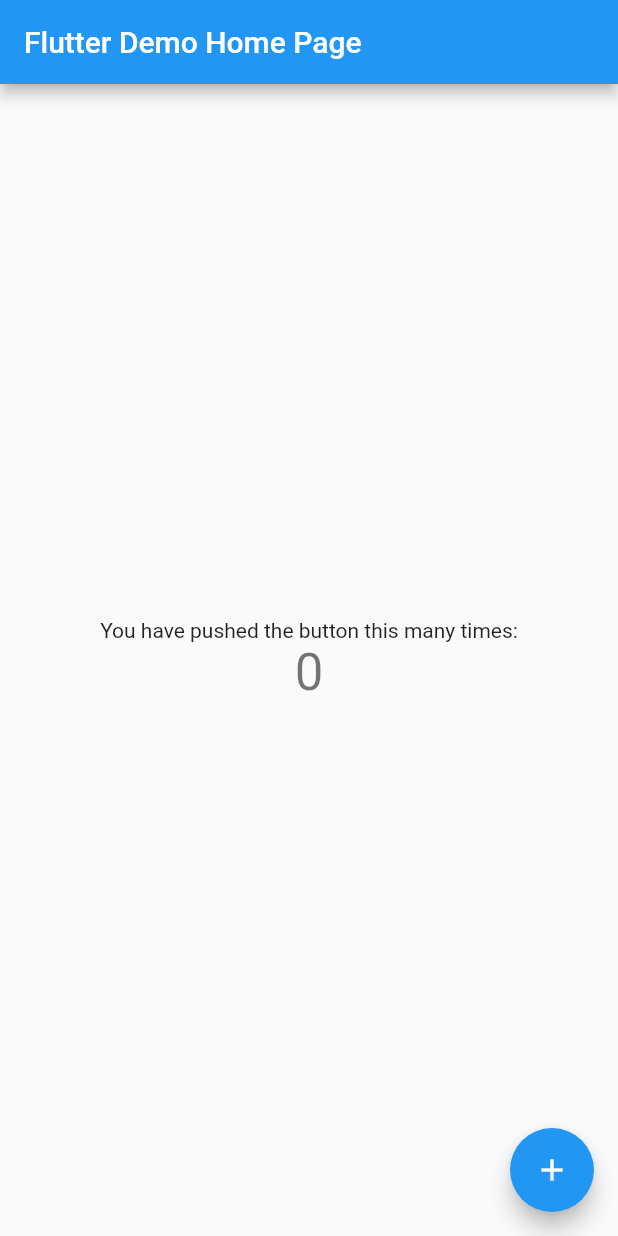
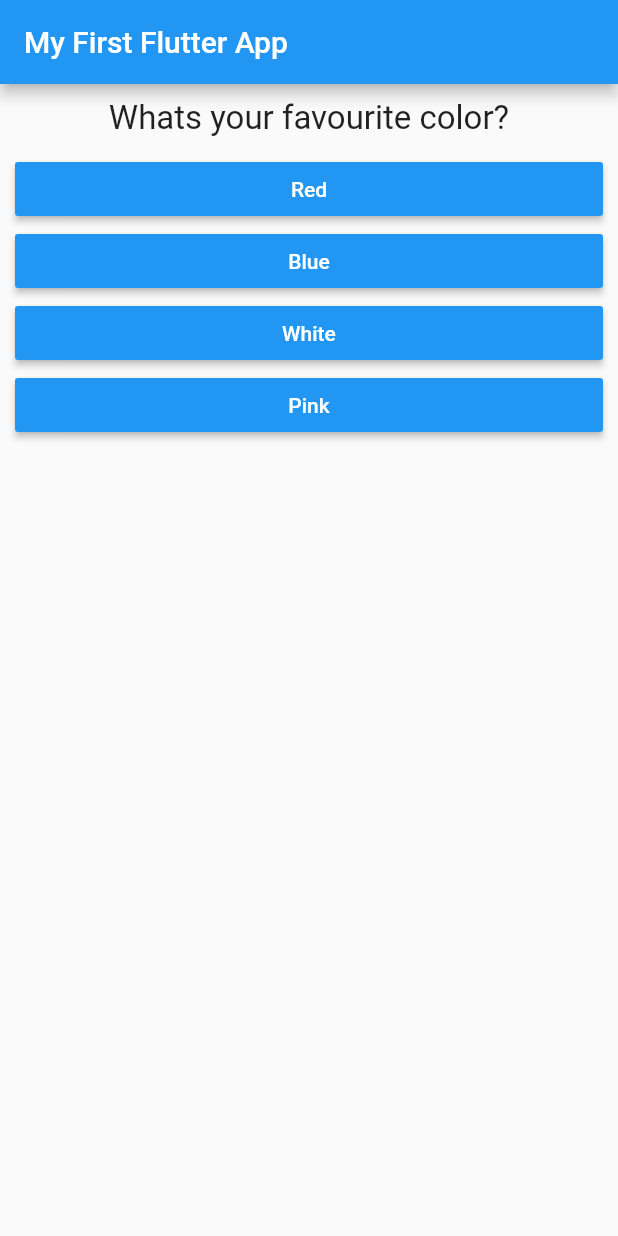
Before and after one commit to mhaneef50673/flutter-basics, a Flutter app: the screen it shows after launch, on a phone screen of 412 x 824 dp. Run offline on Flutter 3.47's test engine with Material 2 defaults, Android fonts, the phone set to English and light mode, and no system bars.

Commit message:
Quiz app

```diff
--- /dev/null
+++ b/lib/answer.dart
@@ -0,0 +1,24 @@
+import 'package:flutter/material.dart';
+
+class Answer extends StatelessWidget {
+  final Function onClickHandler;
+  final String answerText;
+
+  Answer(this.onClickHandler, this.answerText);
+
+  @override
+  Widget build(BuildContext context) {
+    return Container(
+      child: RaisedButton(
+        onPressed: onClickHandler,
+        child: Text(
+          answerText,
+        ),
+        color: Colors.blue,
+        textColor: Colors.white,
+      ),
+      width: double.infinity,
+      margin: EdgeInsets.only(left: 10, right: 10),
+    );
+  }
+}
--- a/lib/main.dart
+++ b/lib/main.dart
@@ -1,117 +1,79 @@
 import 'package:flutter/material.dart';
 
-void main() {
-  runApp(MyApp());
-}
+import './quiz.dart';
+import './result.dart';
 
-class MyApp extends StatelessWidget {
-  // This widget is the root of your application.
+class MyHomeApp extends StatefulWidget {
   @override
-  Widget build(BuildContext context) {
-    return MaterialApp(
-      title: 'Flutter Demo',
-      theme: ThemeData(
-        // This is the theme of your application.
-        //
-        // Try running your application with "flutter run". You'll see the
-        // application has a blue toolbar. Then, without quitting the app, try
-        // changing the primarySwatch below to Colors.green and then invoke
-        // "hot reload" (press "r" in the console where you ran "flutter run",
-        // or simply save your changes to "hot reload" in a Flutter IDE).
-        // Notice that the counter didn't reset back to zero; the application
-        // is not restarted.
-        primarySwatch: Colors.blue,
-        // This makes the visual density adapt to the platform that you run
-        // the app on. For desktop platforms, the controls will be smaller and
-        // closer together (more dense) than on mobile platforms.
-        visualDensity: VisualDensity.adaptivePlatformDensity,
-      ),
-      home: MyHomePage(title: 'Flutter Demo Home Page'),
-    );
+  State<StatefulWidget> createState() {
+    return MyHomeAppState();
   }
 }
 
-class MyHomePage extends StatefulWidget {
-  MyHomePage({Key key, this.title}) : super(key: key);
+class MyHomeAppState extends State<MyHomeApp> {
+  var questionIndex = 0;
+  var _totalScore = 0;
 
-  // This widget is the home page of your application. It is stateful, meaning
-  // that it has a State object (defined below) that contains fields that affect
-  // how it looks.
+  var questions = [
+    {
+      'questionText': 'Whats your favourite color?',
+      'answers': [
+        {'text': 'Red', 'score': 8},
+        {'text': 'Blue', 'score': 6},
+        {'text': 'White', 'score': 4},
+        {'text': 'Pink', 'score': 2},
+      ],
+    },
+    {
+      'questionText': 'Whats your favourite animal?',
+      'answers': [
+        {'text': 'Cockroach', 'score': 8},
+        {'text': 'Cat', 'score': 6},
+        {'text': 'Dog', 'score': 10},
+        {'text': 'Pigeon', 'score': 4},
+      ],
+    },
+    {
+      'questionText': 'Whats your full name?',
+      'answers': [
+        {'text': 'Sumaiya Banu', 'score': 6},
+        {'text': 'Sumaiya Banu Adam Basha', 'score': 8},
+        {'text': 'Sumaiya Banu Mohamed Haneef', 'score': 10},
+      ],
+    },
+  ];
 
-  // This class is the configuration for the state. It holds the values (in this
-  // case the title) provided by the parent (in this case the App widget) and
-  // used by the build method of the State. Fields in a Widget subclass are
-  // always marked "final".
+  onButtonPressed(int score) {
+    setState(() {
+      questionIndex = questionIndex + 1;
+      _totalScore += score;
+    });
+  }
 
-  final String title;
-
-  @override
-  _MyHomePageState createState() => _MyHomePageState();
-}
-
-class _MyHomePageState extends State<MyHomePage> {
-  int _counter = 0;
-
-  void _incrementCounter() {
+  _restartQuiz() {
     setState(() {
-      // This call to setState tells the Flutter framework that something has
-      // changed in this State, which causes it to rerun the build method below
-      // so that the display can reflect the updated values. If we changed
-      // _counter without calling setState(), then the build method would not be
-      // called again, and so nothing would appear to happen.
-      _counter++;
+      questionIndex = 0;
+      _totalScore = 0;
     });
   }
 
   @override
   Widget build(BuildContext context) {
-    // This method is rerun every time setState is called, for instance as done
-    // by the _incrementCounter method above.
-    //
-    // The Flutter framework has been optimized to make rerunning build methods
-    // fast, so that you can just rebuild anything that needs updating rather
-    // than having to individually change instances of widgets.
-    return Scaffold(
-      appBar: AppBar(
-        // Here we take the value from the MyHomePage object that was created by
-        // the App.build method, and use it to set our appbar title.
-        title: Text(widget.title),
+    return MaterialApp(
+      home: Scaffold(
+        appBar: AppBar(
+          title: Text('My First Flutter App'),
+        ),
+        body: questionIndex < questions.length
+            ? Quiz(
+                onButtonPressed: onButtonPressed,
+                questionIndex: questionIndex,
+                questions: questions,
+              )
+            : Result(_totalScore, _restartQuiz),
       ),
-      body: Center(
-        // Center is a layout widget. It takes a single child and positions it
-        // in the middle of the parent.
-        child: Column(
-          // Column is also a layout widget. It takes a list of children and
-          // arranges them vertically. By default, it sizes itself to fit its
-          // children horizontally, and tries to be as tall as its parent.
-          //
-          // Invoke "debug painting" (press "p" in the console, choose the
-          // "Toggle Debug Paint" action from the Flutter Inspector in Android
-          // Studio, or the "Toggle Debug Paint" command in Visual Studio Code)
-          // to see the wireframe for each widget.
-          //
-          // Column has various properties to control how it sizes itself and
-          // how it positions its children. Here we use mainAxisAlignment to
-          // center the children vertically; the main axis here is the vertical
-          // axis because Columns are vertical (the cross axis would be
-          // horizontal).
-          mainAxisAlignment: MainAxisAlignment.center,
-          children: <Widget>[
-            Text(
-              'You have pushed the button this many times:',
-            ),
-            Text(
-              '$_counter',
-              style: Theme.of(context).textTheme.headline4,
-            ),
-          ],
-        ),
-      ),
-      floatingActionButton: FloatingActionButton(
-        onPressed: _incrementCounter,
-        tooltip: 'Increment',
-        child: Icon(Icons.add),
-      ), // This trailing comma makes auto-formatting nicer for build methods.
     );
   }
 }
+
+void main() => runApp(MyHomeApp());
--- /dev/null
+++ b/lib/question.dart
@@ -0,0 +1,22 @@
+import 'package:flutter/material.dart';
+
+class Question extends StatelessWidget {
+  final String questionText;
+
+  Question(this.questionText);
+
+  @override
+  Widget build(BuildContext context) {
+    return Container(
+      child: Text(
+        questionText,
+        textAlign: TextAlign.center,
+        style: TextStyle(
+          fontSize: 22,
+        ),
+      ),
+      margin: EdgeInsets.all(10),
+      width: double.infinity,
+    );
+  }
+}
--- /dev/null
+++ b/lib/quiz.dart
@@ -0,0 +1,36 @@
+import 'package:flutter/material.dart';
+
+import './answer.dart';
+import './question.dart';
+
+class Quiz extends StatelessWidget {
+  final Function onButtonPressed;
+  final int questionIndex;
+  final List<Map<String, Object>> questions;
+
+  Quiz({
+    @required this.onButtonPressed,
+    @required this.questionIndex,
+    @required this.questions,
+  });
+
+  @override
+  Widget build(BuildContext context) {
+    return Column(
+      children: [
+        Question(
+          questions[questionIndex]['questionText'],
+        ),
+        ...(questions[questionIndex]['answers'] as List<Map<String, Object>>)
+            .map(
+          (answer) {
+            return Answer(
+              () => onButtonPressed(answer['score']),
+              answer['text'],
+            );
+          },
+        ),
+      ],
+    );
+  }
+}
--- /dev/null
+++ b/lib/result.dart
@@ -0,0 +1,31 @@
+import 'package:flutter/material.dart';
+
+class Result extends StatelessWidget {
+  final int totalScore;
+  final Function resultQuiz;
+
+  Result(this.totalScore, this.resultQuiz);
+
+  String get resultPhrase {
+    return 'You did it and your score is ' + totalScore.toString();
+  }
+
+  @override
+  Widget build(BuildContext context) {
+    return Center(
+      child: Column(
+        children: <Widget>[
+          Text(
+            resultPhrase,
+            style: TextStyle(fontSize: 22, fontWeight: FontWeight.bold),
+          ),
+          FlatButton(
+            onPressed: resultQuiz,
+            child: Text('Restart Quiz'),
+            textColor: Colors.blue,
+          )
+        ],
+      ),
+    );
+  }
+}
```
